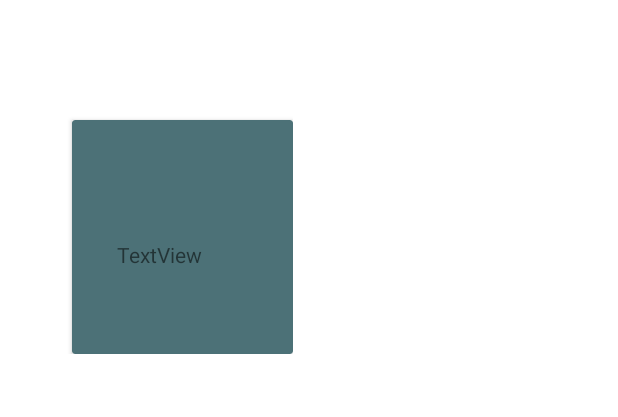
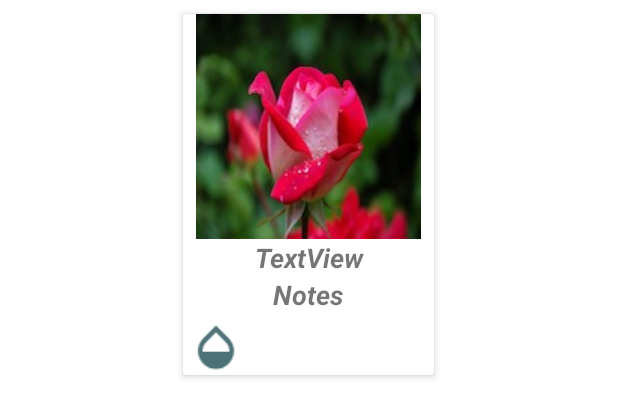
Before and after one commit to mevljas/PileaApp, an Android app: the layout my_card.xml on its own in the app's theme, with its tools: preview values and no code run, on a phone screen of 412 x 824 dp. Shown: the top 417 px of the screen. Run offline under Robolectric (Android 15) with nearby library versions, the phone set to English and light mode, and no system bars.

Commit message:
Removed old cards view.

```diff
--- a/app/src/main/java/com/example/pileaapp/helpers/RecycleViewAdapterPlants.java
+++ b/app/src/main/java/com/example/pileaapp/helpers/RecycleViewAdapterPlants.java
@@ -30,7 +30,7 @@ public class RecycleViewAdapterPlants extends RecyclerView.Adapter<RecycleViewAd
     @Override
     public MyViewHolder onCreateViewHolder(@NonNull ViewGroup parent, int viewType) {
         LayoutInflater inflater = LayoutInflater.from(context);
-        View view = inflater.inflate(R.layout.recycleview_item_row,parent,false);
+        View view = inflater.inflate(R.layout.my_card,parent,false);
         return new MyViewHolder(view);
     }
 
--- a/app/src/main/res/layout/my_card.xml
+++ b/app/src/main/res/layout/my_card.xml
@@ -1,31 +1,59 @@
 <?xml version="1.0" encoding="utf-8"?>
-<androidx.constraintlayout.widget.ConstraintLayout
-    xmlns:android="http://schemas.android.com/apk/res/android"
+<LinearLayout xmlns:android="http://schemas.android.com/apk/res/android"
     xmlns:app="http://schemas.android.com/apk/res-auto"
-    xmlns:tools="http://schemas.android.com/tools"
-    android:layout_width="wrap_content"
-    android:layout_height="wrap_content">
+    android:layout_width="match_parent"
+    android:layout_height="wrap_content"
+    android:orientation="vertical">
 
     <androidx.cardview.widget.CardView
-        android:layout_width="147dp"
-        android:layout_height="156dp"
-        android:layout_marginStart="48dp"
-        android:layout_marginTop="80dp"
-        android:backgroundTint="#4C7177"
-        app:layout_constraintStart_toStartOf="parent"
-        app:layout_constraintTop_toTopOf="parent">
+        android:id="@+id/cardview"
+        android:layout_width="175dp"
+        android:layout_height="251dp"
+        android:layout_gravity="center"
+        android:layout_margin="4dp"
+        app:cardElevation="3dp"
+        app:cardUseCompatPadding="true">
 
-        <ImageView
-            android:id="@+id/imageView2"
+        <LinearLayout
             android:layout_width="match_parent"
-            android:layout_height="87dp" />
+            android:layout_height="match_parent"
+            android:orientation="vertical">
 
-        <TextView
-            android:id="@+id/plantsTVName"
-            android:layout_width="wrap_content"
-            android:layout_height="wrap_content"
-            android:layout_marginStart="30dp"
-            android:layout_marginTop="80dp"
-            android:text="TextView" />
+            <ImageView
+                android:id="@+id/plantsIVImage"
+                android:layout_width="wrap_content"
+                android:layout_height="wrap_content"
+                android:layout_gravity="center"
+                android:src="@drawable/rose" />
+
+            <TextView
+                android:id="@+id/plantsTVName"
+                android:layout_width="match_parent"
+                android:layout_height="wrap_content"
+                android:gravity="center"
+                android:text="TextView"
+                android:textSize="18sp"
+                android:textStyle="italic|bold" />
+
+            <TextView
+                android:id="@+id/plantsTVNotes"
+                android:layout_width="match_parent"
+                android:layout_height="wrap_content"
+                android:gravity="center"
+                android:text="Notes"
+                android:textSize="18sp"
+                android:textStyle="italic|bold" />
+
+            <ImageButton
+                android:id="@+id/plantsIBWater"
+                android:layout_width="44dp"
+                android:layout_height="34dp"
+                android:layout_marginTop="5dp"
+                android:background="@null"
+                android:scaleX="1.5"
+                android:scaleY="1.5"
+                android:tint="#4C7177"
+                app:srcCompat="@drawable/ic_water" />
+        </LinearLayout>
     </androidx.cardview.widget.CardView>
-</androidx.constraintlayout.widget.ConstraintLayout>
+</LinearLayout>
```
Also changed, not shown: app/src/main/res/layout/recycleview_item_row.xml (deleted, +0 -59 lines).
